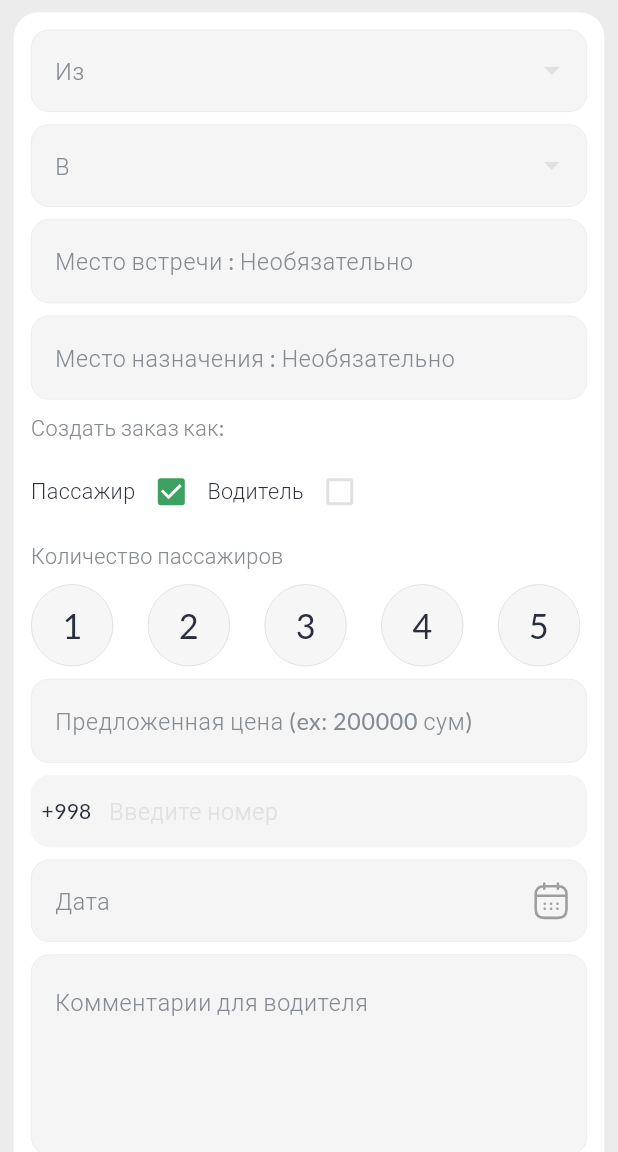
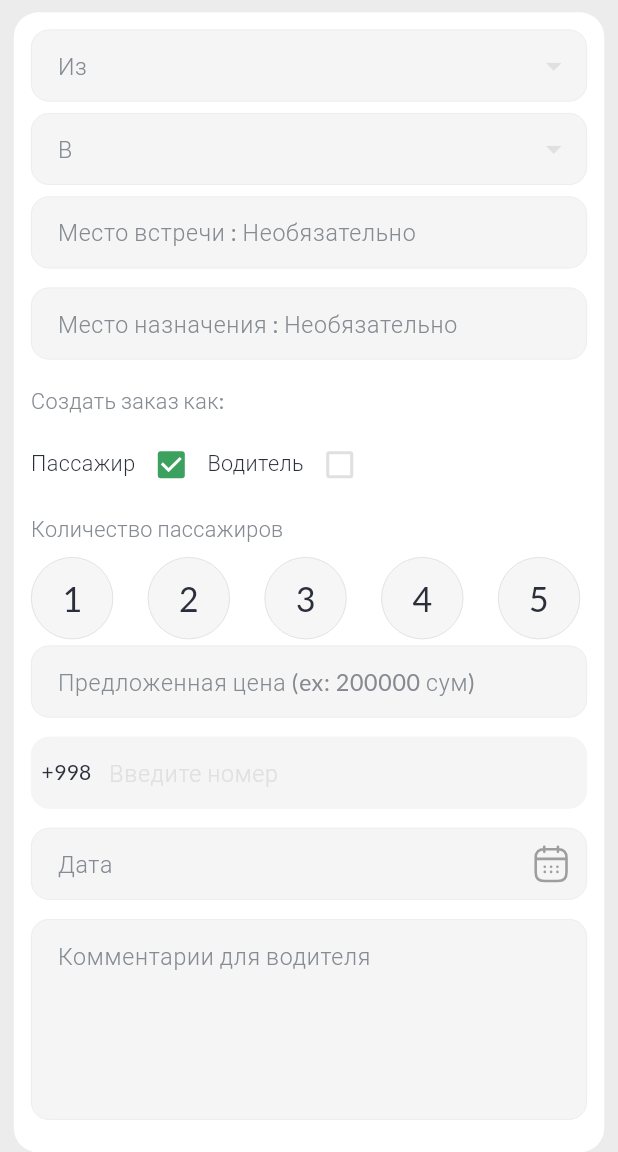
Before and after one commit to TheAbror/Safar, a Flutter app: the ManageTaxiOrdersPage screen opened directly with empty values, on a phone screen of 412 x 824 dp, the part 84-1236 px from its top. Run offline on Flutter 3.47's test engine with Material 3 defaults, Android fonts, the phone set to English and light mode, and no system bars; our stand-ins replace bot_toast, calendar_date_picker2, chopper, equatable, file_picker, flutter_bloc and 6 more; missing offline and left inert: flutter_dialogs, flutter_downloader; accounts and stored records are empty; generated files the repository leaves out were written again; network calls fail.

Commit message:
fixed decoration issues

```diff
--- a/lib/main.dart
+++ b/lib/main.dart
@@ -47,6 +47,7 @@ void main() async {
     },
   );
 }
+//TODO change size of from to
 
 class MyApp extends StatelessWidget {
   const MyApp({super.key});
--- a/lib/ui/manage_order_page/delivery/manage_delivery_order_fields.dart
+++ b/lib/ui/manage_order_page/delivery/manage_delivery_order_fields.dart
@@ -77,7 +77,7 @@ class _ManageDeliveryOrderFieldsState extends State<ManageDeliveryOrderFields> {
                   }
                 },
               ),
-              SizedBox(height: 8.h),
+              SizedBox(height: 4.h),
               FromToFields(
                 hintText: 'В',
                 suffixIcon: true,
@@ -101,7 +101,7 @@ class _ManageDeliveryOrderFieldsState extends State<ManageDeliveryOrderFields> {
                   }
                 },
               ),
-              SizedBox(height: 8.h),
+              SizedBox(height: 4.h),
               AdditionalField(
                 thisController: widget.exactLocationController,
                 hintText: 'Место встречи : Необязательно',
@@ -110,7 +110,7 @@ class _ManageDeliveryOrderFieldsState extends State<ManageDeliveryOrderFields> {
                   print(value);
                 },
               ),
-              SizedBox(height: 8.h),
+              SizedBox(height: 4.h),
               AdditionalField(
                 thisController: widget.exactDestinationController,
                 hintText: 'Место назначения : Необязательно',
@@ -119,7 +119,7 @@ class _ManageDeliveryOrderFieldsState extends State<ManageDeliveryOrderFields> {
                   print(value);
                 },
               ),
-              SizedBox(height: 8.h),
+              SizedBox(height: 4.h),
               OfferedPriceField(
                 thisController: widget.offeredPriceController,
                 hintText: 'Предложенная цена (ex: 200000 сум)',
@@ -128,7 +128,7 @@ class _ManageDeliveryOrderFieldsState extends State<ManageDeliveryOrderFields> {
                   print(value);
                 },
               ),
-              SizedBox(height: 8.h),
+              SizedBox(height: 4.h),
               PhoneNumberField(
                 thisController: widget.phoneNumberController,
                 hintText: number,
@@ -141,12 +141,12 @@ class _ManageDeliveryOrderFieldsState extends State<ManageDeliveryOrderFields> {
                   print(value);
                 },
               ),
-              SizedBox(height: 8.h),
+              SizedBox(height: 4.h),
               DateOption(
                 isDelivery: true,
                 dateController: widget.dateController,
               ),
-              SizedBox(height: 8.h),
+              SizedBox(height: 4.h),
               CommentsForDrier(
                 commentsController: widget.commentsController,
                 onChanged: (value) {
--- a/lib/ui/manage_order_page/taxi/manage_taxi_order_fields.dart
+++ b/lib/ui/manage_order_page/taxi/manage_taxi_order_fields.dart
@@ -81,7 +81,7 @@ class _ManageTaxiOrderFieldsState extends State<ManageTaxiOrderFields> {
                   }
                 },
               ),
-              SizedBox(height: 8.h),
+              SizedBox(height: 4.h),
               FromToFields(
                 hintText: 'В',
                 suffixIcon: true,
@@ -106,7 +106,7 @@ class _ManageTaxiOrderFieldsState extends State<ManageTaxiOrderFields> {
                   }
                 },
               ),
-              SizedBox(height: 8.h),
+              SizedBox(height: 4.h),
               AdditionalField(
                 thisController: widget.exactLocationController,
                 hintText: 'Место встречи : Необязательно',
@@ -115,7 +115,7 @@ class _ManageTaxiOrderFieldsState extends State<ManageTaxiOrderFields> {
                   print(value);
                 },
               ),
-              SizedBox(height: 8.h),
+              SizedBox(height: 4.h),
               AdditionalField(
                 thisController: widget.exactDestinationController,
                 hintText: 'Место назначения : Необязательно',
@@ -147,7 +147,7 @@ class _ManageTaxiOrderFieldsState extends State<ManageTaxiOrderFields> {
                   },
                 ),
               ),
-              SizedBox(height: 8.h),
+              SizedBox(height: 4.h),
               OfferedPriceField(
                 thisController: widget.offeredPriceController,
                 hintText: 'Предложенная цена (ex: 200000 сум)',
@@ -156,7 +156,7 @@ class _ManageTaxiOrderFieldsState extends State<ManageTaxiOrderFields> {
                   print(value);
                 },
               ),
-              SizedBox(height: 8.h),
+              SizedBox(height: 4.h),
               PhoneNumberField(
                 thisController: widget.phoneNumberController,
                 hintText: number,
@@ -169,12 +169,12 @@ class _ManageTaxiOrderFieldsState extends State<ManageTaxiOrderFields> {
                   print(value);
                 },
               ),
-              SizedBox(height: 8.h),
+              SizedBox(height: 4.h),
               DateOption(
                 isDelivery: false,
                 dateController: widget.dateController,
               ),
-              SizedBox(height: 8.h),
+              SizedBox(height: 4.h),
               CommentsForDrier(
                 commentsController: widget.commentsController,
                 onChanged: (value) {
--- a/lib/ui/manage_order_page/text_form_fields/additional_field.dart
+++ b/lib/ui/manage_order_page/text_form_fields/additional_field.dart
@@ -1,5 +1,6 @@
 import 'package:flutter/material.dart';
 import 'package:flutter/services.dart';
+import 'package:flutter_screenutil/flutter_screenutil.dart';
 import 'package:safar/ui/manage_order_page/widgets/from_to_fields.dart';
 import 'package:safar/ui/signin_page/textfields/contact_info_field.dart';
 
@@ -22,11 +23,14 @@ class AdditionalField extends StatefulWidget {
 class _AdditionalFieldState extends State<AdditionalField> {
   @override
   Widget build(BuildContext context) {
-    return TextFormField(
+    return SizedBox(
+      height: 55.h,
+      child: TextFormField(
         onChanged: widget.onChanged,
         controller: widget.thisController,
         textInputAction: TextInputAction.next,
         decoration: ToFromDecoration(context, widget.hintText, false),
+      ),
     );
   }
 }
@@ -50,7 +54,9 @@ class PhoneNumberField extends StatefulWidget {
 class _PhoneNumberFieldState extends State<PhoneNumberField> {
   @override
   Widget build(BuildContext context) {
-    return TextFormField(
+    return SizedBox(
+      height: 55.h,
+      child: TextFormField(
         inputFormatters: [
           LengthLimitingTextInputFormatter(9),
         ],
@@ -61,6 +67,7 @@ class _PhoneNumberFieldState extends State<PhoneNumberField> {
         decoration: SignDeocration(
           context,
           widget.hintText.replaceAll('+998', ''),
+        ),
       ),
     );
   }
@@ -85,7 +92,9 @@ class OfferedPriceField extends StatefulWidget {
 class _OfferedPriceFieldState extends State<OfferedPriceField> {
   @override
   Widget build(BuildContext context) {
-    return TextFormField(
+    return SizedBox(
+      height: 55.h,
+      child: TextFormField(
         inputFormatters: [
           LengthLimitingTextInputFormatter(8),
         ],
@@ -94,6 +103,7 @@ class _OfferedPriceFieldState extends State<OfferedPriceField> {
         controller: widget.thisController,
         textInputAction: TextInputAction.next,
         decoration: ToFromDecoration(context, widget.hintText, false),
+      ),
     );
   }
 }
--- a/lib/ui/manage_order_page/text_form_fields/new_inquiry_description.dart
+++ b/lib/ui/manage_order_page/text_form_fields/new_inquiry_description.dart
@@ -1,6 +1,6 @@
 import 'package:flutter/material.dart';
 import 'package:flutter_screenutil/flutter_screenutil.dart';
-import 'package:safar/ui/manage_order_page/widgets/from_to_fields.dart';
+import 'package:safar/core/colors/app_colors.dart';
 
 class CommentsForDrier extends StatelessWidget {
   final Function(String)? onChanged;
@@ -24,8 +24,30 @@ class CommentsForDrier extends StatelessWidget {
           onChanged: onChanged,
           controller: commentsController,
           textInputAction: TextInputAction.next,
-        decoration: ToFromDecoration(context, 'Комментарии для водителя', false),
+          decoration: InputDecoration(
+            filled: true,
+            contentPadding: EdgeInsets.symmetric(vertical: 12.h, horizontal: 12.w),
+            border: InputBorder.none, // Remove border color
+            enabledBorder: OutlineInputBorder(
+              borderSide: BorderSide(color: AppColors.stroke, width: 0.5.w),
+              borderRadius: BorderRadius.circular(12),
             ),
+            focusedBorder: OutlineInputBorder(
+              borderSide: BorderSide(color: AppColors.primary, width: 0.5.w),
+              borderRadius: BorderRadius.circular(12),
+            ),
+            errorBorder: OutlineInputBorder(
+              borderSide: BorderSide(color: AppColors.stroke, width: 0.5.w),
+              borderRadius: BorderRadius.circular(12),
+            ),
+            focusedErrorBorder: OutlineInputBorder(
+              borderSide: BorderSide(color: AppColors.stroke, width: 0.5.w),
+              borderRadius: BorderRadius.circular(12),
+            ),
+            hintText: 'Комментарии для водителя',
+            fillColor: Theme.of(context).colorScheme.surfaceTint,
+            hintStyle: const TextStyle(color: AppColors.textSecondary),
+          )),
     );
   }
 }
--- a/lib/ui/manage_order_page/widgets/from_to_fields.dart
+++ b/lib/ui/manage_order_page/widgets/from_to_fields.dart
@@ -23,7 +23,9 @@ class FromToFields extends StatefulWidget {
 class _FromToFieldsState extends State<FromToFields> {
   @override
   Widget build(BuildContext context) {
-    return TextFormField(
+    return SizedBox(
+      height: 50.h,
+      child: TextFormField(
         readOnly: true,
         onTap: widget.onTap,
         controller: widget.controller,
@@ -32,6 +34,7 @@ class _FromToFieldsState extends State<FromToFields> {
           context,
           widget.hintText,
           widget.suffixIcon ?? false,
+        ),
       ),
     );
   }
@@ -44,7 +47,8 @@ InputDecoration ToFromDecoration(
 ) {
   return InputDecoration(
     filled: true,
-    border: InputBorder.none, // Remove border color
+    contentPadding: EdgeInsets.symmetric(vertical: 1.h, horizontal: 12.w),
+    border: InputBorder.none,
     enabledBorder: OutlineInputBorder(
       borderSide: BorderSide(color: AppColors.stroke, width: 0.5.w),
       borderRadius: BorderRadius.circular(12),
@@ -65,16 +69,12 @@ InputDecoration ToFromDecoration(
     fillColor: Theme.of(context).colorScheme.surfaceTint,
     hintStyle: const TextStyle(color: AppColors.textSecondary),
     suffixIcon: suffixIcon
-        ? Column(
-            mainAxisAlignment: MainAxisAlignment.center,
-            children: [
-              Container(
+        ? Container(
             alignment: Alignment.topRight,
+            padding: EdgeInsets.symmetric(vertical: 12.h, horizontal: 12.w),
             height: 24.h,
             width: 24.h,
             child: const Icon(Icons.arrow_drop_down_outlined),
-              ),
-            ],
           )
         : SizedBox(),
   );
--- a/lib/ui/order_details_page/action/options/date_option.dart
+++ b/lib/ui/order_details_page/action/options/date_option.dart
@@ -29,7 +29,9 @@ class _DateOptionState extends State<DateOption> {
 
   @override
   Widget build(BuildContext context) {
-    return TextFormField(
+    return SizedBox(
+      height: 55.h,
+      child: TextFormField(
         focusNode: focus,
         readOnly: true,
         onTap: () async {
@@ -63,6 +65,8 @@ class _DateOptionState extends State<DateOption> {
         textInputAction: TextInputAction.next,
         decoration: InputDecoration(
           filled: true,
+          contentPadding: EdgeInsets.symmetric(vertical: 1.h, horizontal: 12.w),
+
           border: InputBorder.none, // Remove border color
           enabledBorder: OutlineInputBorder(
             borderSide: BorderSide(color: AppColors.stroke, width: 0.5.w),
@@ -89,6 +93,7 @@ class _DateOptionState extends State<DateOption> {
               colorFilter: ColorFilter.mode(
                 focus.hasFocus ? AppColors.primary : Colors.grey,
                 BlendMode.srcIn,
+              ),
             ),
           ),
         ),
--- a/lib/ui/root_page/widgets/app_bar/home_appbar.dart
+++ b/lib/ui/root_page/widgets/app_bar/home_appbar.dart
@@ -47,6 +47,7 @@ class HomeAppBar extends StatelessWidget {
                           }
                         },
                       );
+                      Navigator.pushNamed(context, AppRoutes.splashPage);
                     },
                   ),
                   BasicDialogAction(
--- a/pubspec.yaml
+++ b/pubspec.yaml
@@ -2,7 +2,7 @@ name: safar
 description: A new Flutter project.
 publish_to: "none"
 
-version: 1.0.2+1
+version: 1.0.1+2
 #todo1 increment every time
 
 environment:
```
Also changed, not shown: 7 other files. Lines whose indentation alone changed are shown as unchanged.
